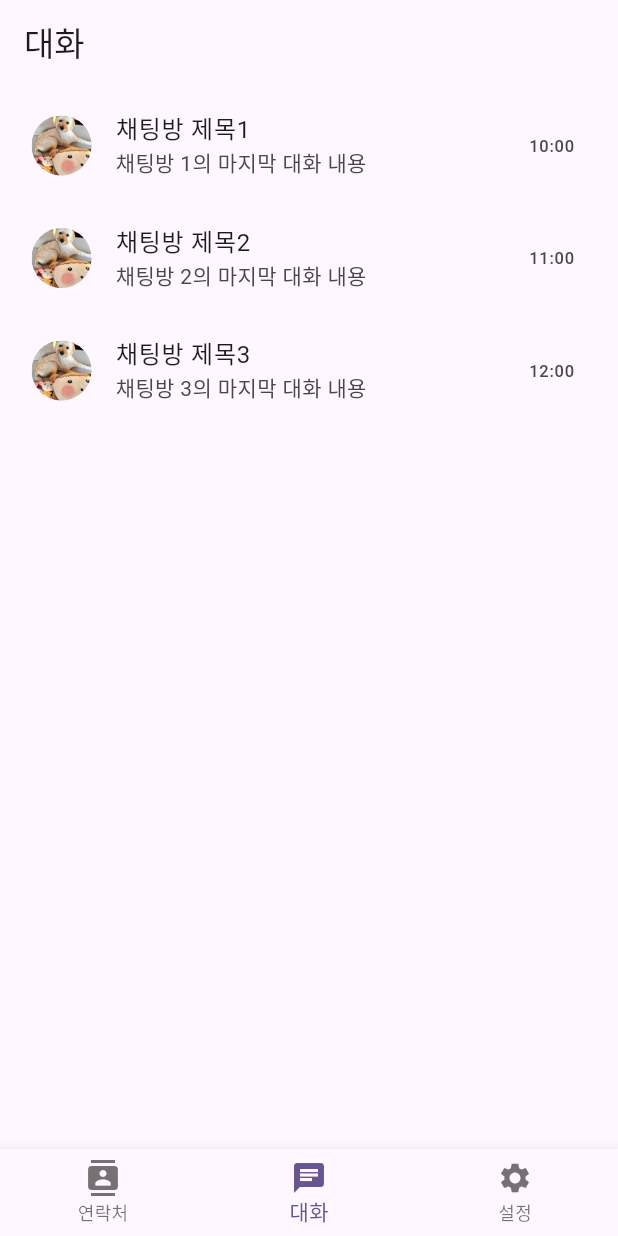
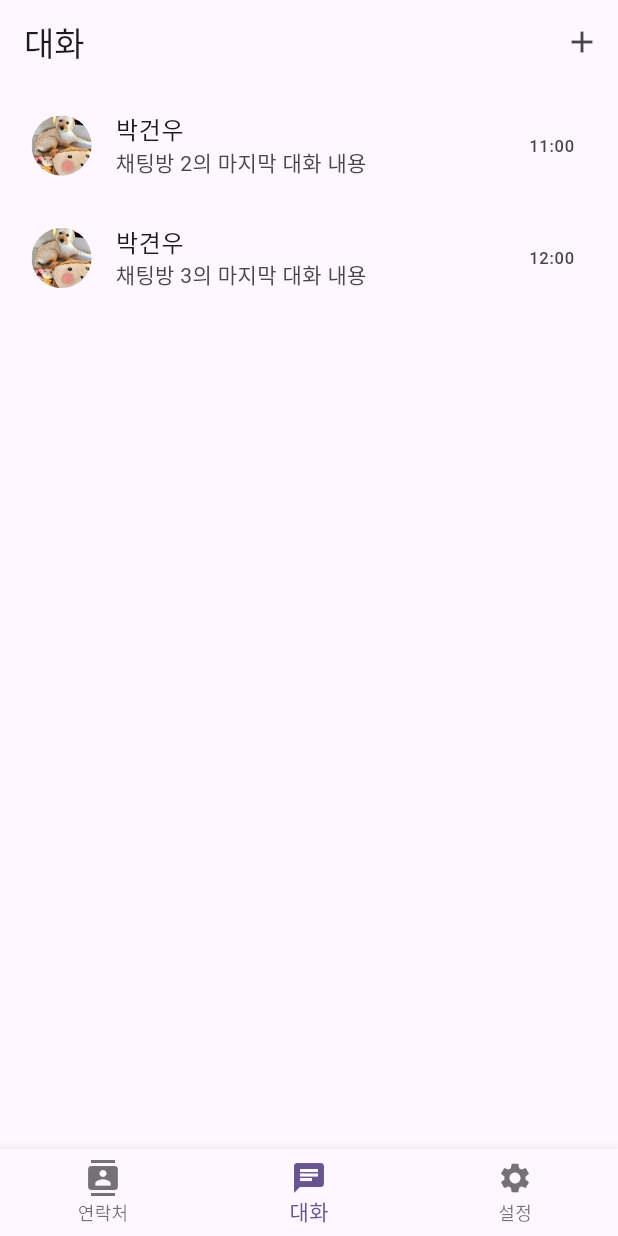
Before and after one commit to yuju-k/chat_tunify, a Flutter app: the screen it shows after launch, item 2 of the bottom bar chosen, on a phone screen of 412 x 824 dp. Run offline on Flutter 3.47's test engine with Material 3 defaults, Android fonts, the phone set to English and light mode, and no system bars; our stand-ins replace flutter_bloc; network calls fail.

Commit message:
대화페이지에서 + 누르면 연락처 뜸

```diff
--- a/lib/bloc/chat_bloc.dart
+++ b/lib/bloc/chat_bloc.dart
@@ -2,20 +2,22 @@ import 'package:flutter_bloc/flutter_bloc.dart';
 
 // 대화방 정보를 나타내는 모델 클래스
 class ChatRoom {
-  final String title;
-  final String subtitle;
+  final String userID; // 대화 상대방의 userID
+  final String userName;
+  final String lastMessage;
   final String time;
   final String imagePath;
 
   const ChatRoom({
-    required this.title,
-    required this.subtitle,
+    required this.userID,
+    required this.userName,
+    required this.lastMessage,
     required this.time,
     required this.imagePath,
   });
 }
 
-// BLoC 이벤트
+// **** BLoC 이벤트 **** //
 abstract class ChatEvent {
   // ...
 }
@@ -24,12 +26,25 @@ class LoadChats extends ChatEvent {
   // ...
 }
 
+//채팅방 선택 이벤트
 class SelectChat extends ChatEvent {
   final ChatRoom selectedChatRoom;
   SelectChat(this.selectedChatRoom);
 }
 
-// BLoC 상태
+//채팅방 생성
+class CreateChat extends ChatEvent {
+  final ChatRoom newChatRoom;
+  CreateChat(this.newChatRoom);
+}
+
+//채팅방 삭제
+class DeleteChat extends ChatEvent {
+  final ChatRoom chatRoom;
+  DeleteChat(this.chatRoom);
+}
+
+// **** BLoC 상태 **** //
 abstract class ChatState {
   // ...
 }
@@ -45,42 +60,39 @@ class ChatLoaded extends ChatState {
   ChatLoaded({required this.chatRooms, this.selectedChatRoom});
 }
 
-// BLoC
+// **** BLoC **** //
 class ChatBloc extends Bloc<ChatEvent, ChatState> {
   ChatBloc() : super(ChatInitial()) {
-    // LoadChats 이벤트
-    on<LoadChats>((event, emit) {
-      // 채팅방 목록을 불러오는 로직
-      // 더미데이터
+    on<LoadChats>(_onLoadChats);
+    on<SelectChat>(_onSelectChat);
+  }
+
+  void _onLoadChats(LoadChats event, Emitter<ChatState> emit) {
+    // 채팅방 목록을 불러오는 로직 // 더미데이터
     List<ChatRoom> chatRooms = [
       const ChatRoom(
-          title: '채팅방 제목1',
-          subtitle: '채팅방 1의 마지막 대화 내용',
-          time: '10:00',
-          imagePath: 'assets/images/1.jpeg',
-        ),
-        const ChatRoom(
-          title: '채팅방 제목2',
-          subtitle: '채팅방 2의 마지막 대화 내용',
+        userID: 'oppayam1004',
+        userName: '박건우',
+        lastMessage: '채팅방 2의 마지막 대화 내용',
         time: '11:00',
         imagePath: 'assets/images/1.jpeg',
       ),
       const ChatRoom(
-          title: '채팅방 제목3',
-          subtitle: '채팅방 3의 마지막 대화 내용',
+        userID: 'oppayam1005',
+        userName: '박견우',
+        lastMessage: '채팅방 3의 마지막 대화 내용',
         time: '12:00',
         imagePath: 'assets/images/1.jpeg',
       ),
     ];
     emit(ChatLoaded(chatRooms: chatRooms));
-    });
+  }
 
-    // SelectChat 이벤트
-    on<SelectChat>((event, emit) {
+  void _onSelectChat(SelectChat event, Emitter<ChatState> emit) {
+    // 채팅방을 선택하는 로직
     emit(ChatLoaded(
       chatRooms: (state as ChatLoaded).chatRooms,
       selectedChatRoom: event.selectedChatRoom,
     ));
-    });
   }
 }
--- a/lib/chat/chat.dart
+++ b/lib/chat/chat.dart
@@ -22,10 +22,10 @@ class _ChatPageState extends State<ChatPage> {
         if (state is ChatLoaded && state.selectedChatRoom != null) {
           return Scaffold(
             appBar: AppBar(
-              title: Text(state.selectedChatRoom!.title),
+              title: Text(state.selectedChatRoom!.userName),
             ),
             body: Center(
-              child: Text('채팅방: ${state.selectedChatRoom!.title}'),
+              child: Text('채팅방: ${state.selectedChatRoom!.userName}'),
             ),
           );
         }
--- a/lib/chat/chat_list.dart
+++ b/lib/chat/chat_list.dart
@@ -2,6 +2,7 @@ import 'package:flutter/material.dart';
 import 'package:flutter_bloc/flutter_bloc.dart';
 
 import 'package:chat_tunify/bloc/chat_bloc.dart';
+import 'package:chat_tunify/contacts/contacts.dart';
 //import 'package:chat_tunify/chat/chat.dart';
 
 class ChatListPage extends StatefulWidget {
@@ -20,6 +21,14 @@ class _ChatListPageState extends State<ChatListPage> {
           appBar: AppBar(
             title: const Text('대화'),
             centerTitle: false,
+            actions: [
+              IconButton(
+                icon: const Icon(Icons.add), //아이콘추가
+                onPressed: () {
+                  _openContactsPage();
+                },
+              ),
+            ],
           ),
           body: ListView.builder(
               padding: const EdgeInsets.all(5),
@@ -31,8 +40,8 @@ class _ChatListPageState extends State<ChatListPage> {
                   leading: CircleAvatar(
                     backgroundImage: AssetImage(chatRoom.imagePath),
                   ),
-                  title: Text(chatRoom.title),
-                  subtitle: Text(chatRoom.subtitle),
+                  title: Text(chatRoom.userName),
+                  subtitle: Text(chatRoom.lastMessage),
                   trailing: Text(chatRoom.time),
                   onTap: () {
                     context.read<ChatBloc>().add(SelectChat(chatRoom));
@@ -45,4 +54,18 @@ class _ChatListPageState extends State<ChatListPage> {
       return const Center(child: CircularProgressIndicator());
     });
   }
+
+  void _openContactsPage() {
+    showDialog(
+      context: context,
+      builder: (BuildContext context) {
+        return const Dialog(
+          child: SizedBox(
+            height: 500,
+            child: ContactsPage(),
+          ),
+        );
+      },
+    );
+  }
 }
--- a/pubspec.yaml
+++ b/pubspec.yaml
@@ -36,6 +36,8 @@ dependencies:
   # Use with the CupertinoIcons class for iOS style icons.
   cupertino_icons: ^1.0.2
   flutter_bloc: ^8.1.3
+  intl: ^0.18.1
+  collection: ^1.18.0
 
 dev_dependencies:
   flutter_test:
```
Also changed, not shown: lib/bloc/contacts_bloc.dart (+5 -5 lines), lib/contacts/contacts.dart (+43 -4 lines), pubspec.lock. Lines whose indentation alone changed are shown as unchanged.
